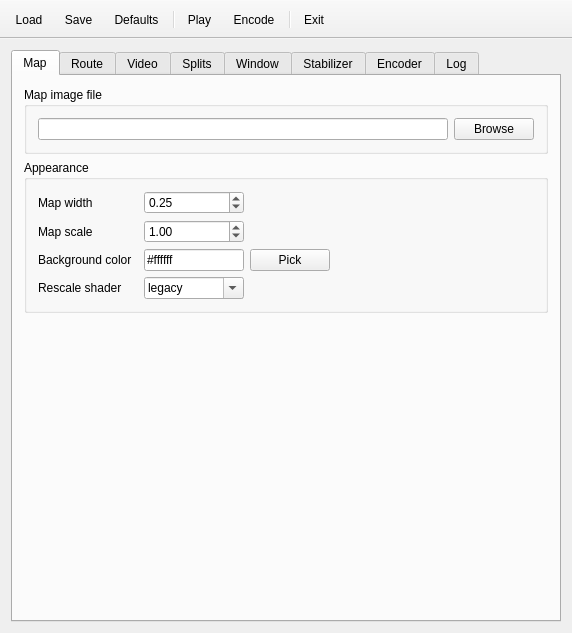
Before: the Qt Designer form src/MainWindow.ui in mikoro/orientview, drawn with Qt 5.
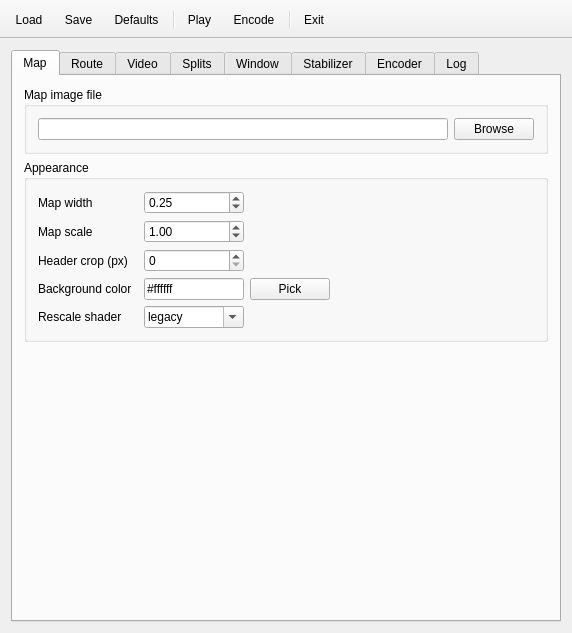
After: the same form once the commit is applied. Icons and pictures are not drawn.

Commit message: Added map header crop setting

```diff
--- a/src/MainWindow.ui
+++ b/src/MainWindow.ui
@@ -227,7 +227,7 @@
              </property>
             </widget>
            </item>
-           <item row="2" column="0">
+           <item row="3" column="0">
             <widget class="QLabel" name="label_18">
              <property name="sizePolicy">
               <sizepolicy hsizetype="Preferred" vsizetype="Preferred">
@@ -252,7 +252,7 @@
              </property>
             </widget>
            </item>
-           <item row="2" column="1">
+           <item row="3" column="1">
             <layout class="QHBoxLayout" name="horizontalLayout_5">
              <item>
               <widget class="QLineEdit" name="lineEditMapBackgroundColor">
@@ -316,7 +316,7 @@
              </item>
             </layout>
            </item>
-           <item row="3" column="0">
+           <item row="4" column="0">
             <widget class="QLabel" name="label_13">
              <property name="sizePolicy">
               <sizepolicy hsizetype="Preferred" vsizetype="Preferred">
@@ -341,7 +341,7 @@
              </property>
             </widget>
            </item>
-           <item row="3" column="1">
+           <item row="4" column="1">
             <widget class="QComboBox" name="comboBoxMapRescaleShader">
              <property name="sizePolicy">
               <sizepolicy hsizetype="Preferred" vsizetype="Fixed">
@@ -392,6 +392,59 @@
              </item>
             </widget>
            </item>
+           <item row="2" column="0">
+            <widget class="QLabel" name="label_46">
+             <property name="sizePolicy">
+              <sizepolicy hsizetype="Preferred" vsizetype="Preferred">
+               <horstretch>0</horstretch>
+               <verstretch>0</verstretch>
+              </sizepolicy>
+             </property>
+             <property name="minimumSize">
+              <size>
+               <width>0</width>
+               <height>0</height>
+              </size>
+             </property>
+             <property name="maximumSize">
+              <size>
+               <width>16777215</width>
+               <height>16777215</height>
+              </size>
+             </property>
+             <property name="text">
+              <string>Header crop (px)</string>
+             </property>
+            </widget>
+           </item>
+           <item row="2" column="1">
+            <widget class="QSpinBox" name="spinBoxMapHeaderCrop">
+             <property name="sizePolicy">
+              <sizepolicy hsizetype="Preferred" vsizetype="Fixed">
+               <horstretch>0</horstretch>
+               <verstretch>0</verstretch>
+              </sizepolicy>
+             </property>
+             <property name="minimumSize">
+              <size>
+               <width>100</width>
+               <height>0</height>
+              </size>
+             </property>
+             <property name="maximumSize">
+              <size>
+               <width>100</width>
+               <height>16777215</height>
+              </size>
+             </property>
+             <property name="toolTip">
+              <string>How many pixels to crop from the top of the map image (QuickRoute banner is 65 px in height)</string>
+             </property>
+             <property name="maximum">
+              <number>99999</number>
+             </property>
+            </widget>
+           </item>
           </layout>
          </widget>
         </item>
```
The commit also changes 3 other files.
